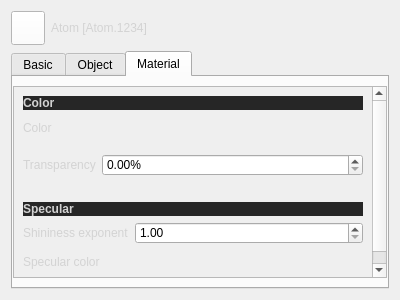
This is QChromosome/attributes.ui in Michalaq/ChromosomeVisualizer as Qt 5 draws it before an edit. The edited form follows.
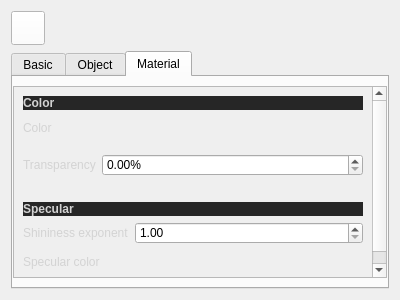
This is the edited form. The open tabs and pages were chosen to show the change. Icons and pictures are not drawn. Custom widgets are drawn as their Qt base class.

Commit message: Implemented new widget for layer attributes

Diff of the .ui file:
```diff
--- a/QChromosome/attributes.ui
+++ b/QChromosome/attributes.ui
@@ -52,11 +52,7 @@
       </widget>
      </item>
      <item>
-      <widget class="QLabel" name="label_14">
-       <property name="text">
-        <string>Atom [Atom.1234]</string>
-       </property>
-      </widget>
+      <widget class="QLabel" name="label_14"/>
      </item>
     </layout>
    </item>
```
Left out of the diff: 2 changed lines with no effect on the pictures. The commit also changes 3 other files.
